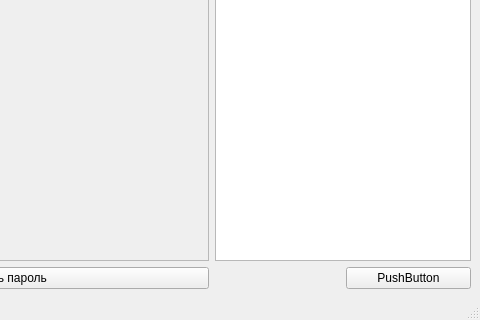
Above: src/SKeyPassword/ui/MainWindow.ui from Syricoff/SKeyPassword before the change; both pictures show x 220 to 700 and y 130 to 450 of the 700 by 450 pixel window. Below: the same form after it.
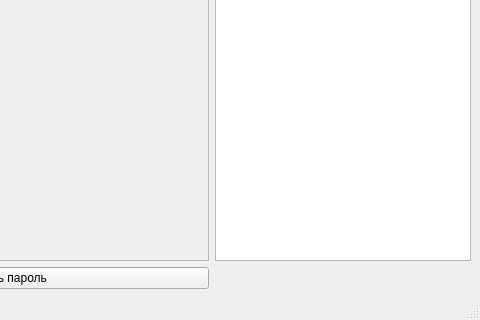
That is the form after the change. Icons and pictures are not drawn.

The edit to the form file:
```diff
--- a/src/SKeyPassword/ui/MainWindow.ui
+++ b/src/SKeyPassword/ui/MainWindow.ui
@@ -15,13 +15,6 @@
   </property>
   <widget class="QWidget" name="centralwidget">
    <layout class="QGridLayout" name="gridLayout">
-    <item row="2" column="2">
-     <widget class="QPushButton" name="pushButton">
-      <property name="text">
-       <string>PushButton</string>
-      </property>
-     </widget>
-    </item>
     <item row="0" column="0">
      <layout class="QVBoxLayout" name="verticalLayout_2">
       <item>
```
Left out of the diff: 2 changed lines with no effect on the pictures.
